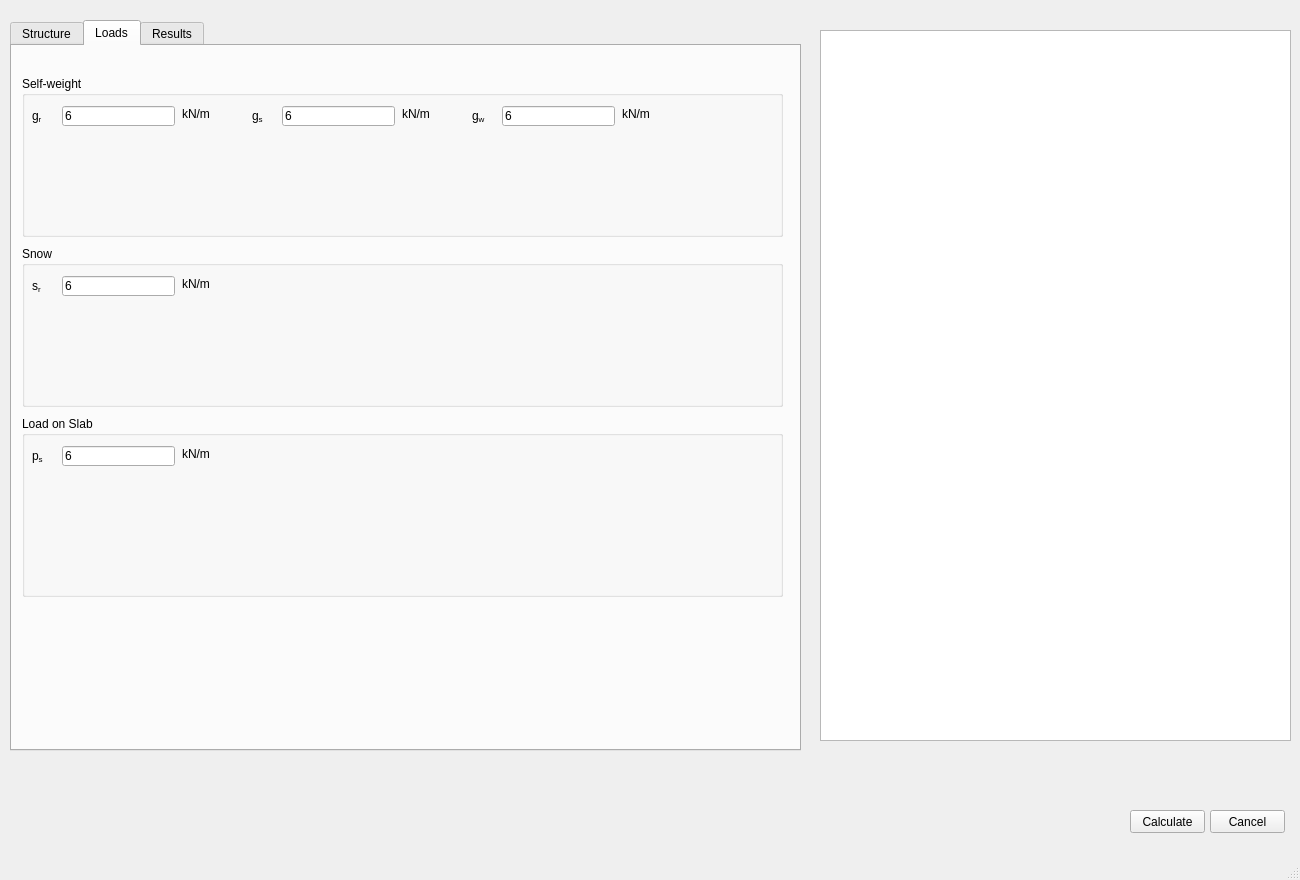
dlubal-software/RFEM_Python_Client, file Examples/FrameGenerator_2D/MyApp.ui: the form before one commit.
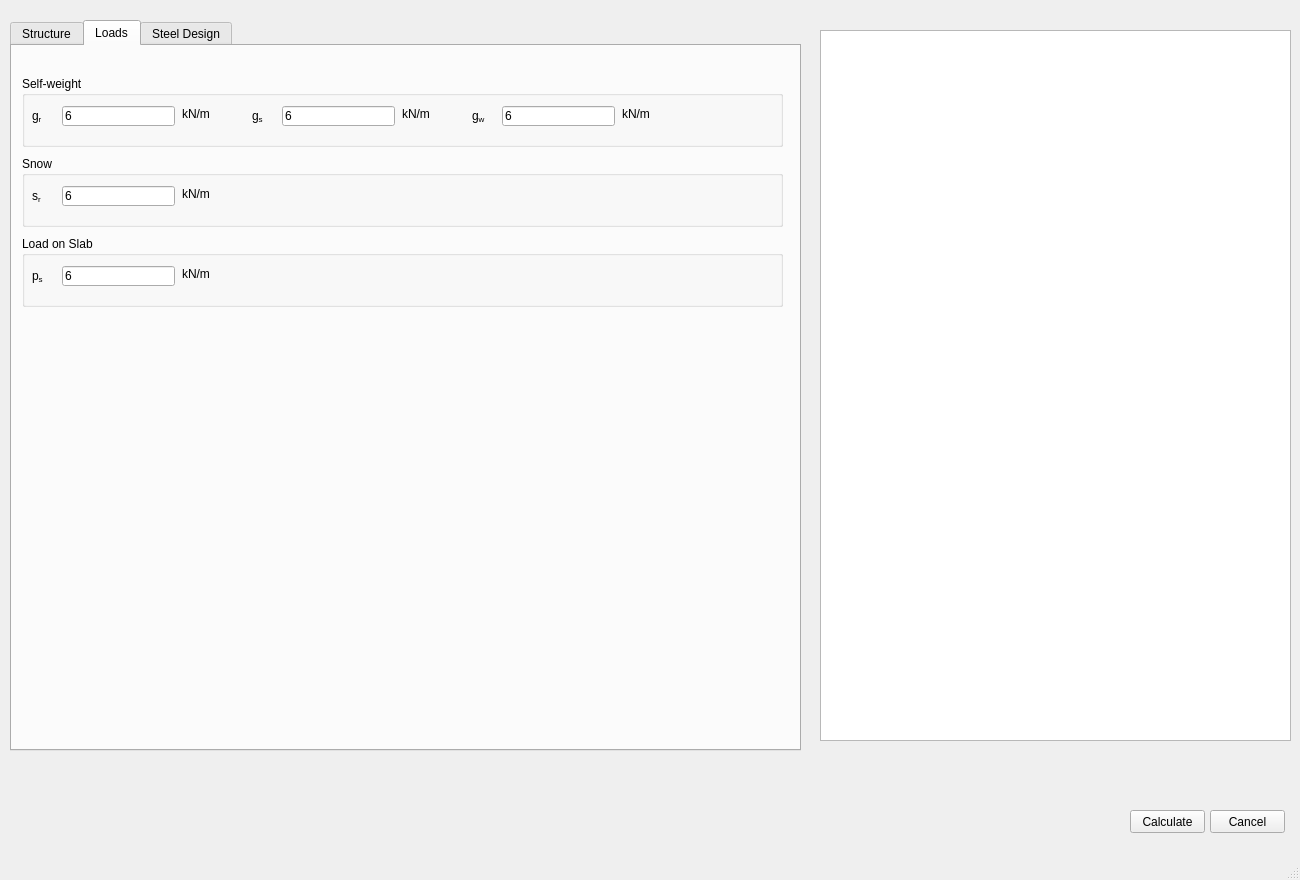
The form after the commit. The open tabs and pages were chosen to show the change.

Patch:
```diff
--- a/Examples/FrameGenerator_2D/MyApp.ui
+++ b/Examples/FrameGenerator_2D/MyApp.ui
@@ -687,7 +687,7 @@
         <x>10</x>
         <y>30</y>
         <width>761</width>
-        <height>161</height>
+        <height>71</height>
        </rect>
       </property>
       <property name="title">
@@ -815,9 +815,9 @@
       <property name="geometry">
        <rect>
         <x>10</x>
-        <y>200</y>
+        <y>110</y>
         <width>761</width>
-        <height>161</height>
+        <height>71</height>
        </rect>
       </property>
       <property name="title">
@@ -867,9 +867,9 @@
       <property name="geometry">
        <rect>
         <x>10</x>
-        <y>370</y>
+        <y>190</y>
         <width>761</width>
-        <height>181</height>
+        <height>71</height>
        </rect>
       </property>
       <property name="title">
@@ -918,7 +918,7 @@
     </widget>
     <widget class="QWidget" name="Results">
      <attribute name="title">
-      <string>Results</string>
+      <string>Steel Design</string>
      </attribute>
     </widget>
    </widget>
```
Left out of the diff: 6 changed lines with no effect on the pictures.
